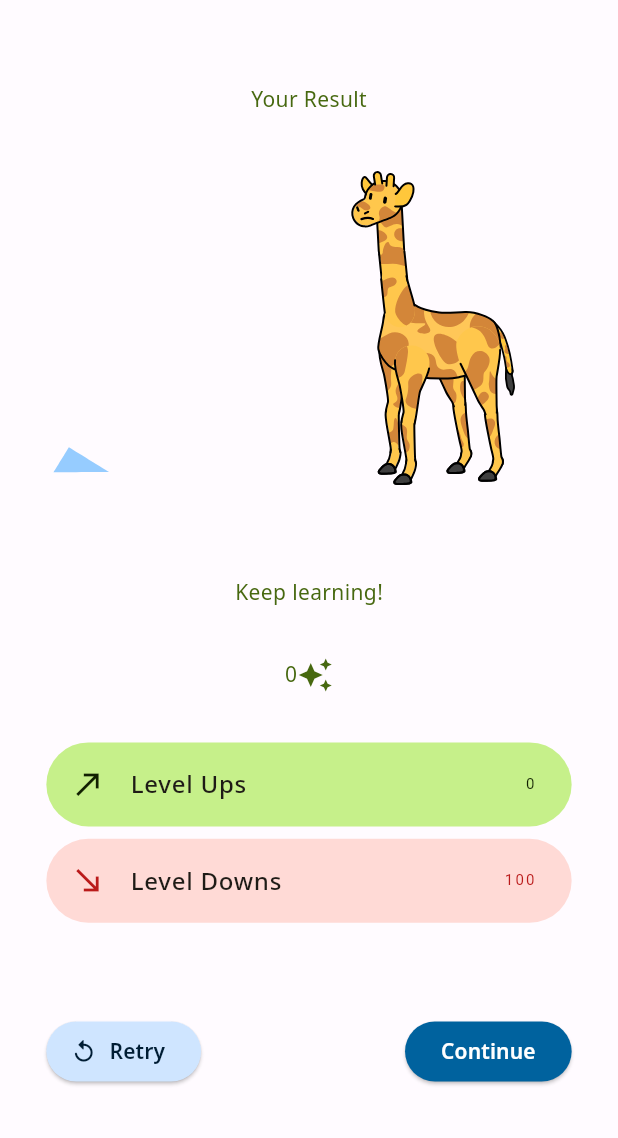
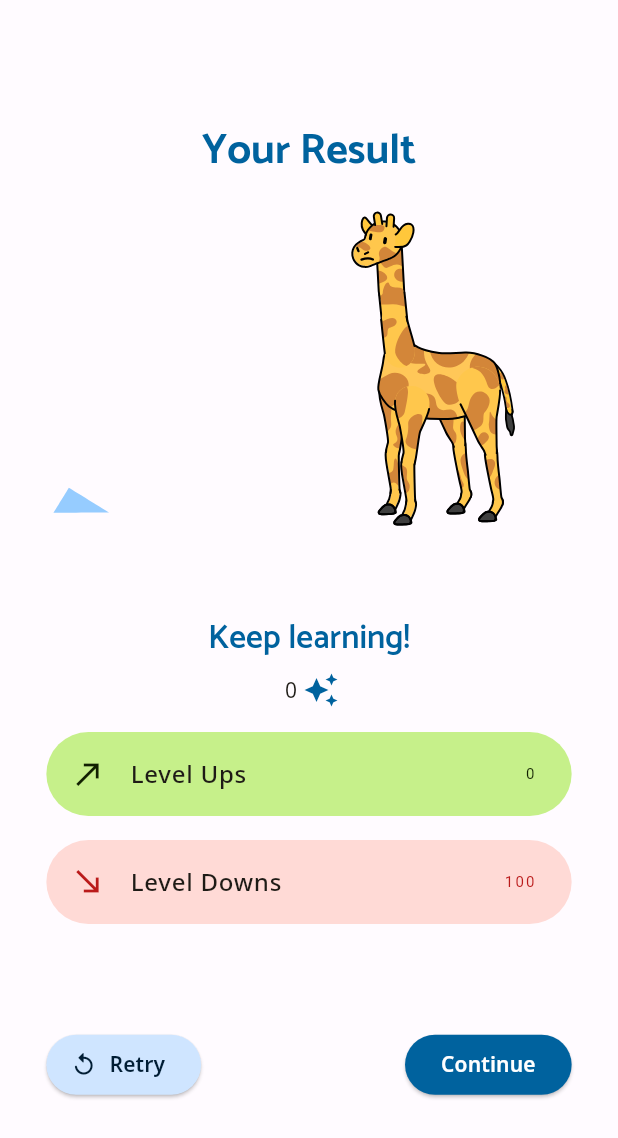
Before and after one commit to domephant/vocabulary, a Flutter app: the TestResult0Screen screen opened directly, on a phone screen of 412 x 824 dp. Shown: the top 1138 px of the screen. Run offline on Flutter 3.47's test engine with Material 2 defaults, Android fonts, the phone set to English and light mode, and no system bars; our stand-ins replace firebase_core, font_awesome_flutter, lottie, page_transition; accounts and stored records are empty.

Commit message:
Fixed scalability

```diff
--- a/lib/screens/training/test_results/test_result_0.dart
+++ b/lib/screens/training/test_results/test_result_0.dart
@@ -2,6 +2,7 @@ import 'package:flutter/material.dart';
 import 'package:lottie/lottie.dart';
 import 'package:vocabulary/components/cards/level_downs_card.dart';
 import 'package:vocabulary/components/cards/level_ups_card.dart';
+import 'package:vocabulary/styles/additional_fonts.dart';
 
 class TestResult0Screen extends StatelessWidget {
   const TestResult0Screen({Key? key}) : super(key: key);
@@ -11,47 +12,54 @@ class TestResult0Screen extends StatelessWidget {
     return LayoutBuilder(
       builder: (context, constraints) {
         return Scaffold(
-          appBar: AppBar(automaticallyImplyLeading: false),
-          body: Column(
+          extendBodyBehindAppBar: true,
+          body: Stack(
+            children: [
+              Column(
                 crossAxisAlignment: CrossAxisAlignment.center,
                 children: [
-              Flexible(
+                  SizedBox(
+                    height: constraints.maxHeight * 0.5,
+                    child: Padding(
+                      padding:
+                          EdgeInsets.only(top: constraints.maxHeight * 0.1),
                       child: Text(
                         "Your Result",
-                  style:
-                      TextStyle(color: Theme.of(context).colorScheme.tertiary),
+                        style: Theme.of(context)
+                            .textTheme
+                            .headlineMedium!
+                            .copyWith(
+                                color: Theme.of(context).colorScheme.secondary),
+                      ),
                     ),
                   ),
                   SizedBox(
-                width: constraints.maxWidth,
-                height: constraints.maxHeight * 0.375,
-                child: FittedBox(
-                  fit: BoxFit.fitWidth,
-                  alignment: Alignment.bottomCenter,
-                  child: Lottie.asset(
-                    'images/lotties/training/test_results/lottie_resultscreen_stage0.json',
-                    fit: BoxFit.fitWidth,
-                    width: constraints.maxWidth,
-                    repeat: false,
-                  ),
-                ),
-              ),
+                    height: constraints.maxHeight * 0.5,
+                    child: Column(
+                      children: [
                         Text(
                           "Keep learning!",
-                style: TextStyle(color: Theme.of(context).colorScheme.tertiary),
+                          style: Theme.of(context)
+                              .textTheme
+                              .titleLarge!
+                              .copyWith(
+                                  color:
+                                      Theme.of(context).colorScheme.secondary),
                         ),
                         Padding(
-                padding: EdgeInsets.symmetric(
-                    vertical: constraints.maxHeight * 0.04),
+                          padding: const EdgeInsets.all(8.0),
                           child: Row(
                             children: [
                               Text(
-                      "0",
-                      style: TextStyle(
-                          color: Theme.of(context).colorScheme.tertiary),
+                                " 0 ",
+                                style: AdditionalFonts().points.copyWith(
+                                    color: Theme.of(context)
+                                        .colorScheme
+                                        .secondary),
                               ),
                               Icon(Icons.auto_awesome,
-                        color: Theme.of(context).colorScheme.tertiary),
+                                  color:
+                                      Theme.of(context).colorScheme.secondary),
                             ],
                             mainAxisAlignment: MainAxisAlignment.center,
                           ),
@@ -61,19 +69,26 @@ class TestResult0Screen extends StatelessWidget {
                           child: Column(
                             mainAxisAlignment: MainAxisAlignment.spaceBetween,
                             children: [
-                    const LevelUpsCard(
+                              const Padding(
+                                padding:
+                                    const EdgeInsets.symmetric(vertical: 8.0),
+                                child: const LevelUpsCard(
                                   amount: 0,
                                 ),
-                    SizedBox(
-                      height: constraints.maxHeight * 0.01,
                               ),
-                    const LevelDownsCard(
+                              const Padding(
+                                padding:
+                                    const EdgeInsets.symmetric(vertical: 8.0),
+                                child: const LevelDownsCard(
                                   amount: 100,
                                 ),
+                              ),
                               SizedBox(
-                        height: MediaQuery.of(context).size.height * 0.075),
+                                  height: MediaQuery.of(context).size.height *
+                                      0.075),
                               Row(
-                      mainAxisAlignment: MainAxisAlignment.spaceBetween,
+                                mainAxisAlignment:
+                                    MainAxisAlignment.spaceBetween,
                                 children: [
                                   ElevatedButton.icon(
                                     onPressed: () {},
@@ -89,7 +104,8 @@ class TestResult0Screen extends StatelessWidget {
                                               .onSecondaryContainer),
                                     ),
                                     style: ButtonStyle(
-                              backgroundColor: MaterialStateProperty.all(
+                                        backgroundColor:
+                                            MaterialStateProperty.all(
                                                 Theme.of(context)
                                                     .colorScheme
                                                     .secondaryContainer)),
@@ -99,11 +115,16 @@ class TestResult0Screen extends StatelessWidget {
                                     child: Text(
                                       "Continue",
                                       style: TextStyle(
-                                color: Theme.of(context).colorScheme.onPrimary),
+                                          color: Theme.of(context)
+                                              .colorScheme
+                                              .onPrimary),
                                     ),
                                     style: ButtonStyle(
-                            backgroundColor: MaterialStateProperty.all(
-                                Theme.of(context).colorScheme.secondary),
+                                      backgroundColor:
+                                          MaterialStateProperty.all(
+                                              Theme.of(context)
+                                                  .colorScheme
+                                                  .secondary),
                                     ),
                                   )
                                 ],
@@ -113,6 +134,25 @@ class TestResult0Screen extends StatelessWidget {
                         ),
                       ],
                     ),
+                  ),
+                ],
+              ),
+              SizedBox(
+                width: constraints.maxWidth,
+                height: constraints.maxHeight * 0.50,
+                child: FittedBox(
+                  fit: BoxFit.fitWidth,
+                  alignment: Alignment.bottomCenter,
+                  child: Lottie.asset(
+                    'images/lotties/training/test_results/lottie_resultscreen_stage0.json',
+                    fit: BoxFit.fitWidth,
+                    width: constraints.maxWidth,
+                    repeat: false,
+                  ),
+                ),
+              ),
+            ],
+          ),
         );
       },
     );
```
Lines whose indentation alone changed are shown as unchanged.
